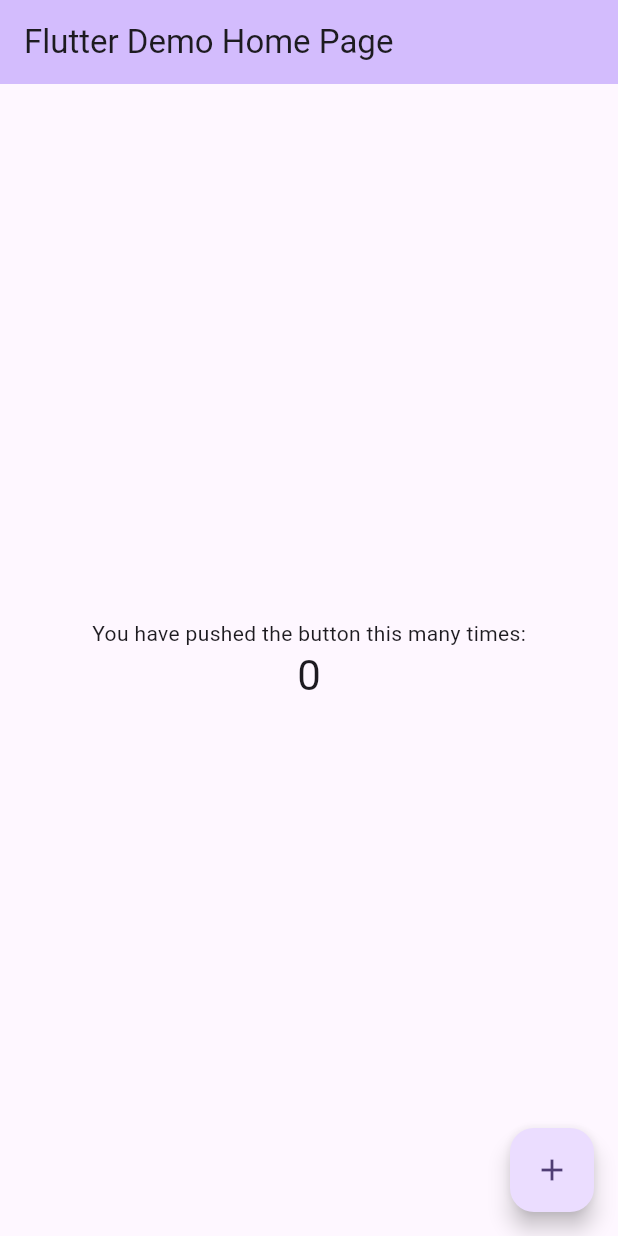
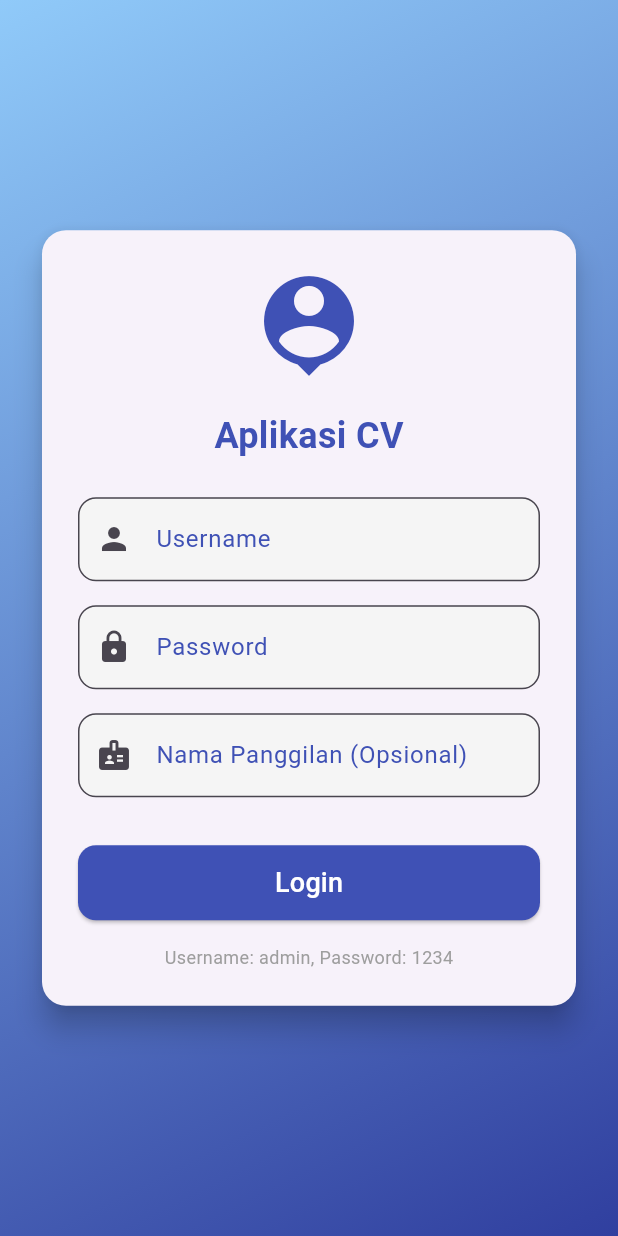
Before and after one commit to Indo86/Latihan_quiz_praktikum_mobile, a Flutter app: the screen it shows after launch, on a phone screen of 412 x 824 dp. Run offline on Flutter 3.47's test engine with Material 3 defaults, Android fonts, the phone set to English and light mode, and no system bars; Roboto replaces fonts that are missing (Poppins).

Commit message:
fitur complete

```diff
--- a/lib/main.dart
+++ b/lib/main.dart
@@ -1,4 +1,7 @@
 import 'package:flutter/material.dart';
+import 'package:latihan_quiz/pages/login_page.dart';
+import 'package:latihan_quiz/pages/home_page.dart';
+import 'package:latihan_quiz/pages/profile_page.dart';
 
 void main() {
   runApp(const MyApp());
@@ -7,66 +10,36 @@ void main() {
 class MyApp extends StatelessWidget {
   const MyApp({super.key});
 
-
   @override
   Widget build(BuildContext context) {
     return MaterialApp(
-      title: 'Flutter Demo',
+      debugShowCheckedModeBanner: false,
+      title: 'Aplikasi CV',
       theme: ThemeData(
-        colorScheme: ColorScheme.fromSeed(seedColor: Colors.deepPurple),
-        useMaterial3: true,
+        primarySwatch: Colors.indigo,
+        fontFamily: 'Poppins',
+        inputDecorationTheme: InputDecorationTheme(
+          labelStyle: const TextStyle(color: Colors.indigo),
+          focusedBorder: OutlineInputBorder(
+            borderRadius: BorderRadius.circular(12),
+            borderSide: const BorderSide(color: Colors.indigo, width: 2),
+          ),
+        ),
       ),
-      home: const MyHomePage(title: 'Flutter Demo Home Page'),
+      initialRoute: '/login',
+      routes: {
+        '/login': (context) => const LoginPage(),
+        '/home': (context) => const HomePage(username: '', namaPanggilan: ''),
+        '/profile': (context) => const ProfilePage(
+              namaLengkap: "",
+              nim: "",
+              pengalamanKerja: "",
+              pengalamanOrganisasi: "",
+              hardSkill: "",
+              softSkill: "",
+              pencapaian: "",
+            ),
+      },
     );
   }
 }
-
-class MyHomePage extends StatefulWidget {
-  const MyHomePage({super.key, required this.title});
-  final String title;
-
-  @override
-  State<MyHomePage> createState() => _MyHomePageState();
-}
-
-class _MyHomePageState extends State<MyHomePage> {
-  int _counter = 0;
-
-  void _incrementCounter() {
-    setState(() {
-      _counter++;
-    });
-  }
-
-  @override
-  Widget build(BuildContext context) {
-
-    return Scaffold(
-      appBar: AppBar(
-        backgroundColor: Theme.of(context).colorScheme.inversePrimary,
-        // Here we take the value from the MyHomePage object that was created by
-        // the App.build method, and use it to set our appbar title.
-        title: Text(widget.title),
-      ),
-      body: Center(
-        child: Column(
-          mainAxisAlignment: MainAxisAlignment.center,
-          children: <Widget>[
-            const Text(
-              'You have pushed the button this many times:',
-            ),
-            Text(
-              '$_counter',
-              style: Theme.of(context).textTheme.headlineMedium,
-            ),
-          ],
-        ),
-      ),
-      floatingActionButton: FloatingActionButton(
-        onPressed: _incrementCounter,
-        tooltip: 'Increment',
-        child: const Icon(Icons.add),
-      ), // This trailing comma makes auto-formatting nicer for build methods.
-    );
-  }
-}
--- /dev/null
+++ b/lib/pages/login_page.dart
@@ -0,0 +1,176 @@
+import 'package:flutter/material.dart';
+import 'package:latihan_quiz/pages/home_page.dart';
+
+class LoginPage extends StatefulWidget {
+  const LoginPage({super.key});
+
+  @override
+  State<LoginPage> createState() => _LoginPageState();
+}
+
+class _LoginPageState extends State<LoginPage> {
+  final TextEditingController usernameController = TextEditingController();
+  final TextEditingController passwordController = TextEditingController();
+  final TextEditingController namaPanggilanController = TextEditingController();
+  bool isLoading = false;
+
+  void _login() {
+    String username = usernameController.text;
+    String password = passwordController.text;
+    String namaPanggilan = namaPanggilanController.text;
+
+    setState(() {
+      isLoading = true;
+    });
+
+    // Simulasi proses login
+    Future.delayed(const Duration(seconds: 1), () {
+      setState(() {
+        isLoading = false;
+      });
+
+      if (username == "admin" && password == "1234") {
+        ScaffoldMessenger.of(context).showSnackBar(
+          const SnackBar(
+            content: Text("Login Berhasil!"),
+            backgroundColor: Colors.green,
+          ),
+        );
+        Navigator.pushReplacement(
+          context,
+          MaterialPageRoute(
+            builder: (context) => HomePage(username: username, namaPanggilan: namaPanggilan),
+          ),
+        );
+      } else {
+        ScaffoldMessenger.of(context).showSnackBar(
+          const SnackBar(
+            content: Text("Username atau Password Salah!"),
+            backgroundColor: Colors.red,
+          ),
+        );
+      }
+    });
+  }
+
+  @override
+  Widget build(BuildContext context) {
+    return Scaffold(
+      body: Container(
+        decoration: BoxDecoration(
+          gradient: LinearGradient(
+            begin: Alignment.topLeft,
+            end: Alignment.bottomRight,
+            colors: [Colors.blue.shade200, Colors.indigo.shade700],
+          ),
+        ),
+        child: SafeArea(
+          child: Center(
+            child: SingleChildScrollView(
+              child: Padding(
+                padding: const EdgeInsets.all(24.0),
+                child: Card(
+                  elevation: 8,
+                  shape: RoundedRectangleBorder(
+                    borderRadius: BorderRadius.circular(16),
+                  ),
+                  child: Padding(
+                    padding: const EdgeInsets.all(24.0),
+                    child: Column(
+                      mainAxisSize: MainAxisSize.min,
+                      children: [
+                        const Icon(
+                          Icons.person_pin,
+                          size: 80,
+                          color: Colors.indigo,
+                        ),
+                        const SizedBox(height: 16),
+                        const Text(
+                          "Aplikasi CV",
+                          style: TextStyle(
+                            fontSize: 24,
+                            fontWeight: FontWeight.bold,
+                            color: Colors.indigo,
+                          ),
+                        ),
+                        const SizedBox(height: 24),
+                        TextFormField(
+                          controller: usernameController,
+                          decoration: InputDecoration(
+                            labelText: "Username",
+                            prefixIcon: const Icon(Icons.person),
+                            border: OutlineInputBorder(
+                              borderRadius: BorderRadius.circular(12),
+                            ),
+                            filled: true,
+                            fillColor: Colors.grey.shade100,
+                          ),
+                        ),
+                        const SizedBox(height: 16),
+                        TextFormField(
+                          controller: passwordController,
+                          obscureText: true,
+                          decoration: InputDecoration(
+                            labelText: "Password",
+                            prefixIcon: const Icon(Icons.lock),
+                            border: OutlineInputBorder(
+                              borderRadius: BorderRadius.circular(12),
+                            ),
+                            filled: true,
+                            fillColor: Colors.grey.shade100,
+                          ),
+                        ),
+                        const SizedBox(height: 16),
+                        TextFormField(
+                          controller: namaPanggilanController,
+                          decoration: InputDecoration(
+                            labelText: "Nama Panggilan (Opsional)",
+                            prefixIcon: const Icon(Icons.badge),
+                            border: OutlineInputBorder(
+                              borderRadius: BorderRadius.circular(12),
+                            ),
+                            filled: true,
+                            fillColor: Colors.grey.shade100,
+                          ),
+                        ),
+                        const SizedBox(height: 32),
+                        SizedBox(
+                          width: double.infinity,
+                          height: 50,
+                          child: ElevatedButton(
+                            onPressed: isLoading ? null : _login,
+                            style: ElevatedButton.styleFrom(
+                              backgroundColor: Colors.indigo,
+                              foregroundColor: Colors.white,
+                              shape: RoundedRectangleBorder(
+                                borderRadius: BorderRadius.circular(12),
+                              ),
+                            ),
+                            child: isLoading
+                                ? const CircularProgressIndicator(color: Colors.white)
+                                : const Text(
+                                    "Login",
+                                    style: TextStyle(fontSize: 18),
+                                  ),
+                          ),
+                        ),
+                        const SizedBox(height: 16),
+                        const Text(
+                          "Username: admin, Password: 1234",
+                          style: TextStyle(
+                            color: Colors.grey,
+                            fontSize: 12,
+                          ),
+                        ),
+                      ],
+                    ),
+                  ),
+                ),
+              ),
+            ),
+          ),
+        ),
+      ),
+    );
+  }
+}
```
Also changed, not shown: lib/components/custom_button.dart (added, +43 -0 lines), lib/components/navbar.dart (deleted, +0 -10 lines), lib/pages/homePage.dart (deleted, +0 -10 lines), lib/pages/home_page.dart (added, +178 -0 lines), lib/pages/loginPage.dart (deleted, +0 -10 lines), lib/pages/profile_page.dart (added, +162 -0 lines), pubspec.yaml (+3 -5 lines), assets/img/person.jpeg (added).
